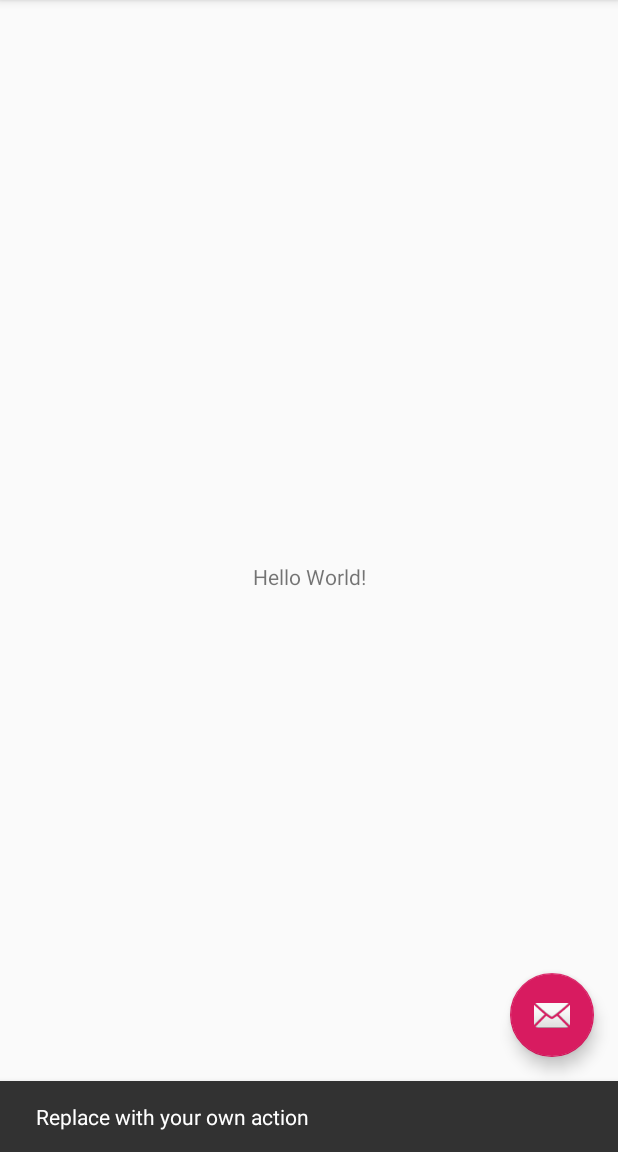
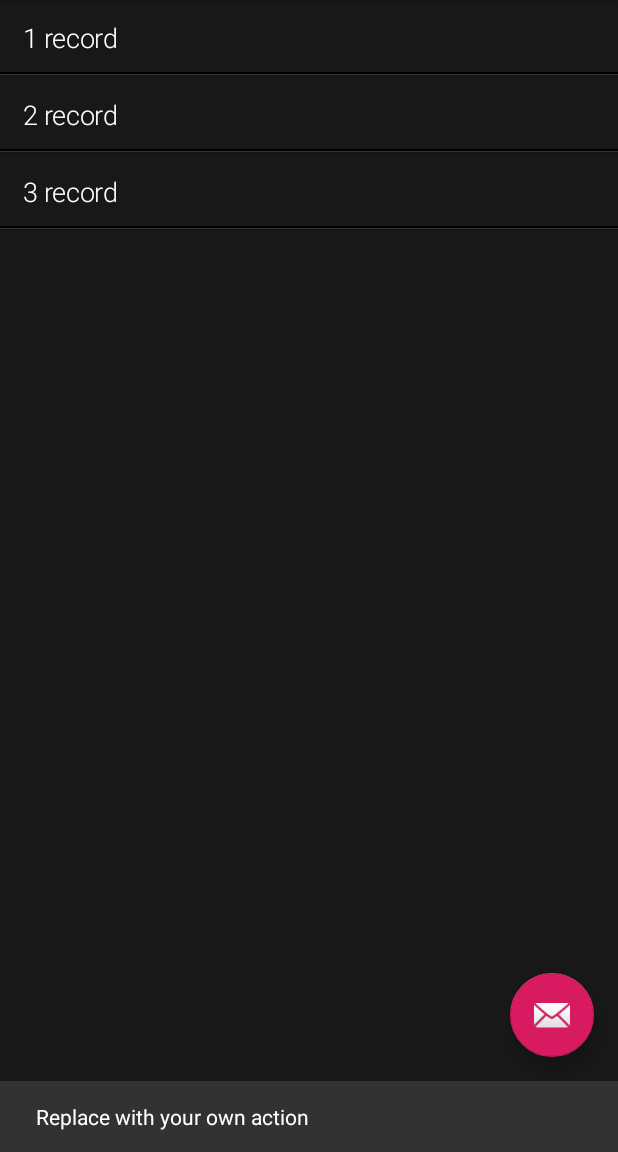
Before and after one commit to labanau/Reminders, an Android app: the screen it shows after launch (MainActivity), after a tap on an icon or button, on a phone screen of 412 x 824 dp, the part 84-1236 px from its top. Run offline under Robolectric (Android 15) with nearby library versions, the phone set to English and light mode, and no system bars.

Commit message:
Added list view with adapter to update the view.

```diff
--- a/app/src/main/java/com/example/reminders/MainActivity.java
+++ b/app/src/main/java/com/example/reminders/MainActivity.java
@@ -11,8 +11,12 @@ import androidx.appcompat.widget.Toolbar;
 import android.view.View;
 import android.view.Menu;
 import android.view.MenuItem;
+import android.widget.ArrayAdapter;
+import android.widget.ListView;
 
 public class MainActivity extends AppCompatActivity {
+
+    private ListView mListView;
 
     @Override
     protected void onCreate(Bundle savedInstanceState) {
@@ -20,6 +24,17 @@ public class MainActivity extends AppCompatActivity {
         setContentView(R.layout.activity_main);
         Toolbar toolbar = findViewById(R.id.toolbar);
         setSupportActionBar(toolbar);
+
+        mListView = findViewById(R.id.reminders_list_view);
+
+        ArrayAdapter<String> arrayAdapter = new ArrayAdapter<String>(
+                this,
+                R.layout.reminders_row,
+                R.id.row_text,
+                new String[]{"1 record","2 record","3 record"}
+        );
+
+        mListView.setAdapter(arrayAdapter);
 
         FloatingActionButton fab = findViewById(R.id.fab);
         fab.setOnClickListener(new View.OnClickListener() {
--- a/app/src/main/res/layout/content_main.xml
+++ b/app/src/main/res/layout/content_main.xml
@@ -1,20 +1,17 @@
 <?xml version="1.0" encoding="utf-8"?>
-<androidx.constraintlayout.widget.ConstraintLayout xmlns:android="http://schemas.android.com/apk/res/android"
+<RelativeLayout xmlns:android="http://schemas.android.com/apk/res/android"
     xmlns:app="http://schemas.android.com/apk/res-auto"
     xmlns:tools="http://schemas.android.com/tools"
     android:layout_width="match_parent"
     android:layout_height="match_parent"
     app:layout_behavior="@string/appbar_scrolling_view_behavior"
     tools:context=".MainActivity"
-    tools:showIn="@layout/activity_main">
+    tools:showIn="@layout/activity_main"
+    tools:listitem="@layout/reminders_row">
 
-    <TextView
-        android:layout_width="wrap_content"
-        android:layout_height="wrap_content"
-        android:text="Hello World!"
-        app:layout_constraintBottom_toBottomOf="parent"
-        app:layout_constraintLeft_toLeftOf="parent"
-        app:layout_constraintRight_toRightOf="parent"
-        app:layout_constraintTop_toTopOf="parent" />
-
-</androidx.constraintlayout.widget.ConstraintLayout>
+    <ListView
+        android:id="@+id/reminders_list_view"
+        android:layout_width="match_parent"
+        android:layout_height="match_parent"
+        android:background="@color/dark_grey" />
+</RelativeLayout>
--- /dev/null
+++ b/app/src/main/res/layout/reminders_row.xml
@@ -0,0 +1,37 @@
+<?xml version="1.0" encoding="utf-8"?>
+<LinearLayout xmlns:android="http://schemas.android.com/apk/res/android"
+    android:layout_width="match_parent"
+    android:layout_height="50dp"
+    android:orientation="vertical">
+    <LinearLayout
+        android:layout_width="match_parent"
+        android:layout_height="48dp"
+        android:orientation="horizontal">
+        <View
+            android:id="@+id/row_tab"
+            android:layout_width="10dp"
+            android:layout_height="match_parent"
+            android:layout_weight="1" />
+        <TextView
+            android:id="@+id/row_text"
+            android:layout_width="match_parent"
+            android:layout_height="50dp"
+            android:layout_weight="1"
+            android:textAppearance="?attr/textAppearanceHeadline1"
+            android:text="@string/reminder_text"
+            android:textSize="18sp"
+            android:textColor="@color/white"
+            android:gravity="center_vertical"
+            android:padding="10dp"
+            android:ellipsize="end"
+            android:maxLines="1"/>
+    </LinearLayout>
+    <View
+        android:layout_width="fill_parent"
+        android:layout_height="1dp"
+        android:background="#000"/>
+    <View
+        android:layout_width="fill_parent"
+        android:layout_height="1dp"
+        android:background="#333"/>
+</LinearLayout>
--- a/app/src/main/res/values/colors.xml
+++ b/app/src/main/res/values/colors.xml
@@ -3,4 +3,7 @@
     <color name="colorPrimary">#008577</color>
     <color name="colorPrimaryDark">#00574B</color>
     <color name="colorAccent">#D81B60</color>
+    <color name="dark_grey">#181818</color>
+    <color name="white">#FFF</color>
+    <color name="green">#003300</color>
 </resources>
--- a/app/src/main/res/values/strings.xml
+++ b/app/src/main/res/values/strings.xml
@@ -1,4 +1,5 @@
 <resources>
     <string name="app_name">Reminders</string>
     <string name="action_settings">Settings</string>
+    <string name="reminder_text">Reminder Text</string>
 </resources>
```
